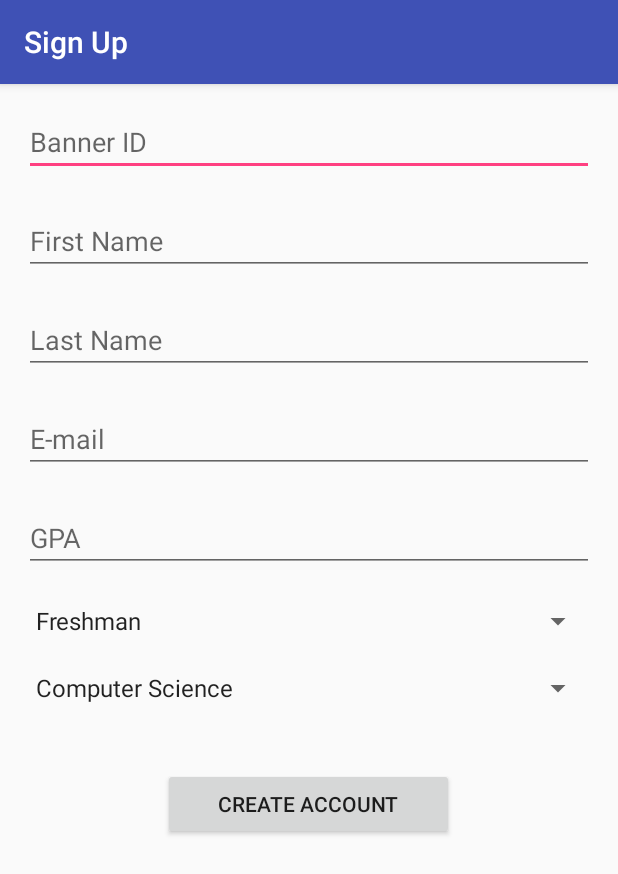
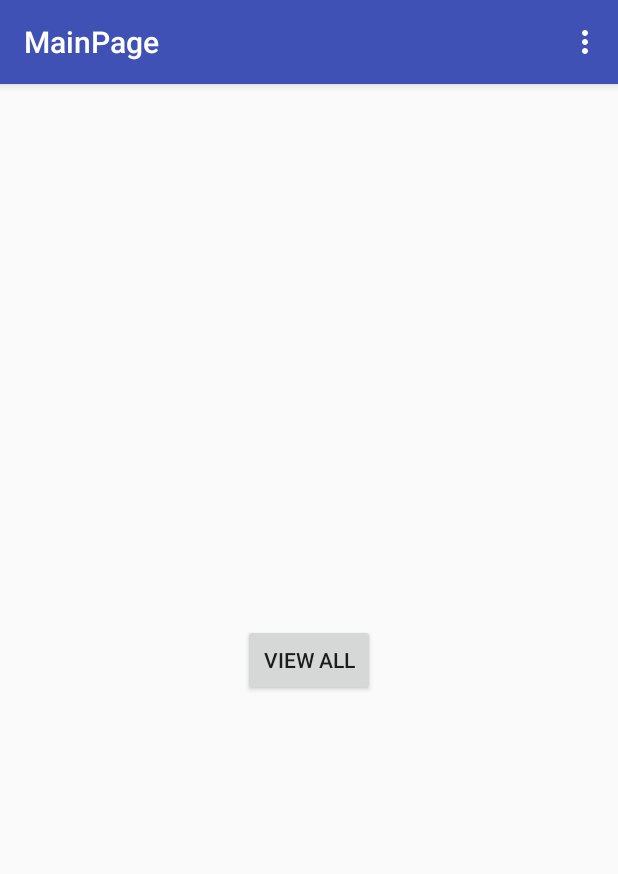
Before and after one commit to mapage2/aggiesoop, an Android app: the SignupActivity screen opened directly, with no data from a screen before it, after a tap on "CREATE ACCOUNT", on a phone screen of 412 x 824 dp. Shown: the top 874 px of the screen. Run offline under Robolectric (Android 15) with nearby library versions, the phone set to English and light mode, and no system bars; 2 statements that could not run were skipped.

Commit message:
1. Added student landing page 2. Further complete work in the DatabaseHelper class

```diff
--- a/app/src/main/java/com/example/amasio/testapplication/DatabaseController.java
+++ b/app/src/main/java/com/example/amasio/testapplication/DatabaseController.java
@@ -2,6 +2,7 @@ package com.example.amasio.testapplication;
 
 import android.content.ContentValues;
 import android.content.Context;
+import android.database.Cursor;
 import android.database.sqlite.SQLiteDatabase;
 import android.database.sqlite.SQLiteOpenHelper;
 
@@ -17,9 +18,10 @@ public class DatabaseController extends SQLiteOpenHelper {
     public static final String COL_3 = "FIRST_NAME";
     public static final String COL_4 = "LAST_NAME";
     public static final String COL_5 = "EMAIL";
-    public static final String COL_6 = "GPA";
-    public static final String COL_7 = "CLASSIFICATION";
-    public static final String COL_8 = "MAJOR";
+    public static final String COL_6 = "PASSWORD";
+    public static final String COL_7 = "GPA";
+    public static final String COL_8 = "CLASSIFICATION";
+    public static final String COL_9 = "MAJOR";
 
     public DatabaseController(Context context) {
         super(context, DATABASE_NAME, null, 1);
@@ -29,7 +31,7 @@ public class DatabaseController extends SQLiteOpenHelper {
     @Override
     public void onCreate(SQLiteDatabase db) {
         db.execSQL("CREATE TABLE " + TABLE_NAME + "(ID INTEGER PRIMARY KEY AUTOINCREMENT, BANNER_ID INTEGER, " +
-                "FIRST_NAME TEXT, LAST_NAME TEXT, EMAIL TEXT, GPA DOUBLE, CLASSIFICATION TEXT, MAJOR TEXT);");
+                "FIRST_NAME TEXT, LAST_NAME TEXT, EMAIL TEXT, PASSWORD TEXT, GPA DOUBLE, CLASSIFICATION TEXT, MAJOR TEXT);");
 
     }
 
@@ -42,16 +44,17 @@ public class DatabaseController extends SQLiteOpenHelper {
     }
 
     public boolean insertStudent(int bannerId, String firstName, String lastName, String email,
-                                 double gpa, String classification, String major){
+                                 String password, double gpa, String classification, String major){
 
         ContentValues cv = new ContentValues();
         cv.put(COL_2, bannerId);
         cv.put(COL_3, firstName);
         cv.put(COL_4, lastName);
         cv.put(COL_5, email);
-        cv.put(COL_6, gpa);
-        cv.put(COL_7, classification);
-        cv.put(COL_8, major);
+        cv.put(COL_6, password);
+        cv.put(COL_7, gpa);
+        cv.put(COL_8, classification);
+        cv.put(COL_9, major);
         SQLiteDatabase db = this.getWritableDatabase();
         long result = db.insert(TABLE_NAME, null, cv);
         db.close();
@@ -63,4 +66,19 @@ public class DatabaseController extends SQLiteOpenHelper {
         }
 
     }
+
+    public Cursor getAllData(){
+        SQLiteDatabase db = this.getWritableDatabase();
+        Cursor res = db.rawQuery("select * from " + TABLE_NAME, null);
+        return res;
+    }
+
+    public Cursor login(String email, String password){
+        SQLiteDatabase db = this.getWritableDatabase();
+        Cursor res = db.rawQuery("SELECT EMAIL, PASSWORD FROM "+TABLE_NAME+" WHERE EMAIL="+email+
+                " AND PASSWORD= "+password, null);
+        return res;
+    }
+
+
 }
--- /dev/null
+++ b/app/src/main/java/com/example/amasio/testapplication/MainPageActivity.java
@@ -0,0 +1,81 @@
+package com.example.amasio.testapplication;
+
+import android.app.AlertDialog;
+import android.content.Intent;
+import android.database.Cursor;
+import android.os.Bundle;
+import android.support.design.widget.FloatingActionButton;
+import android.support.design.widget.Snackbar;
+import android.support.v7.app.AppCompatActivity;
+import android.support.v7.widget.Toolbar;
+import android.view.Menu;
+import android.view.MenuItem;
+import android.view.View;
+
+public class MainPageActivity extends AppCompatActivity {
+
+    DatabaseController studentDb;
+    @Override
+    protected void onCreate(Bundle savedInstanceState) {
+        super.onCreate(savedInstanceState);
+        setContentView(R.layout.activity_main_page);
+        Toolbar toolbar = (Toolbar) findViewById(R.id.toolbar);
+        setSupportActionBar(toolbar);
+
+        studentDb = new DatabaseController(this);
+
+    }
+
+    @Override
+    public boolean onCreateOptionsMenu(Menu menu) {
+        // Inflate the menu; this adds items to the action bar if it is present.
+        getMenuInflater().inflate(R.menu.mainpage_menu, menu);
+        return true;
+    }
+
+    @Override
+    public boolean onOptionsItemSelected(MenuItem item) {
+        // Handle action bar item clicks here. The action bar will
+        // automatically handle clicks on the Home/Up button, so long
+        // as you specify a parent activity in AndroidManifest.xml.
+        int id = item.getItemId();
+
+        //noinspection SimplifiableIfStatement
+        if (id == R.id.action_settings) {
+            return true;
+        }
+        if(id == R.id.action_profile){
+            Intent intent = new Intent("");
+        }
+
+        return super.onOptionsItemSelected(item);
+    }
+
+    public void onViewClicked(View v){
+        Cursor res = studentDb.getAllData();
+        if(res.getCount() == 0){
+            showMessage("ERROR", "NOTHING FOUND!");
+            return;
+        }
+        StringBuffer buffer = new StringBuffer();
+        while(res.moveToNext()){
+            buffer.append("ID: "+res.getString(0)+ "\n");
+            buffer.append("BANNER ID: "+res.getString(1)+ "\n");
+            buffer.append("NAME: "+res.getString(2)+" "+ res.getString(3)+"\n");
+            buffer.append("E-MAIL: "+res.getString(4)+ "\n");
+            buffer.append("GPA: "+res.getString(6)+ "\n");
+            buffer.append("CLASSIFICATION: "+res.getString(7)+ "\n");
+            buffer.append("MAJOR: "+res.getString(8)+ "\n\n");
+        }
+        showMessage("Data", buffer.toString());
+    }
+
+    public void showMessage(String title, String message){
+        AlertDialog.Builder builder = new AlertDialog.Builder(this);
+        builder.setCancelable(true);
+        builder.setTitle(title);
+        builder.setMessage(message);
+        builder.show();
+    }
+
+}
--- a/app/src/main/java/com/example/amasio/testapplication/SignupActivity.java
+++ b/app/src/main/java/com/example/amasio/testapplication/SignupActivity.java
@@ -2,6 +2,7 @@ package com.example.amasio.testapplication;
 
 import android.app.AlertDialog;
 import android.content.DialogInterface;
+import android.content.Intent;
 import android.os.Bundle;
 import android.support.design.widget.FloatingActionButton;
 import android.support.design.widget.Snackbar;
@@ -22,6 +23,7 @@ public class SignupActivity extends AppCompatActivity {
     EditText firstNameText;
     EditText lastNameText;
     EditText emailText;
+    EditText passwordText;
     EditText gpaText;
     Spinner classificationSpinner;
     Spinner majorSpinner;
@@ -38,6 +40,7 @@ public class SignupActivity extends AppCompatActivity {
         firstNameText = (EditText) findViewById(R.id.firstName);
         lastNameText = (EditText) findViewById(R.id.lastName);
         emailText = (EditText) findViewById(R.id.email);
+        passwordText = (EditText) findViewById(R.id.password);
         gpaText = (EditText) findViewById(R.id.gpa);
         classificationSpinner = (Spinner) findViewById(R.id.classification);
         majorSpinner = (Spinner) findViewById(R.id.major);
@@ -72,10 +75,13 @@ public class SignupActivity extends AppCompatActivity {
 
         studentDb = new DatabaseController(this);
         boolean inserted = studentDb.insertStudent(banner, firstNameText.getText().toString(),
-                lastNameText.getText().toString(), emailText.getText().toString(), gpa, classValue, majorValue);
+                lastNameText.getText().toString(), emailText.getText().toString(),
+                passwordText.getText().toString(), gpa, classValue, majorValue);
 
         if(inserted){
             Toast.makeText(SignupActivity.this, "Data Inserted", Toast.LENGTH_LONG ).show();
+            Intent intent  = new Intent("com.example.amasio.testapplication.MainPageActivity");
+            startActivity(intent);
         }else {
             Toast.makeText(SignupActivity.this, "Data not Inserted", Toast.LENGTH_LONG).show();
         }
--- /dev/null
+++ b/app/src/main/res/layout/activity_main_page.xml
@@ -0,0 +1,20 @@
+<?xml version="1.0" encoding="utf-8"?>
+<android.support.design.widget.CoordinatorLayout
+    xmlns:android="http://schemas.android.com/apk/res/android"
+    xmlns:app="http://schemas.android.com/apk/res-auto"
+    xmlns:tools="http://schemas.android.com/tools" android:layout_width="match_parent"
+    android:layout_height="match_parent" android:fitsSystemWindows="true"
+    tools:context="com.example.amasio.testapplication.MainPageActivity">
+
+    <android.support.design.widget.AppBarLayout android:layout_height="wrap_content"
+        android:layout_width="match_parent" android:theme="@style/AppTheme.AppBarOverlay">
+
+        <android.support.v7.widget.Toolbar android:id="@+id/toolbar"
+            android:layout_width="match_parent" android:layout_height="?attr/actionBarSize"
+            android:background="?attr/colorPrimary" app:popupTheme="@style/AppTheme.PopupOverlay" />
+
+    </android.support.design.widget.AppBarLayout>
+
+    <include layout="@layout/content_main_page" />
+
+</android.support.design.widget.CoordinatorLayout>
--- /dev/null
+++ b/app/src/main/res/layout/content_main_page.xml
@@ -0,0 +1,21 @@
+<?xml version="1.0" encoding="utf-8"?>
+<RelativeLayout xmlns:android="http://schemas.android.com/apk/res/android"
+    xmlns:tools="http://schemas.android.com/tools"
+    xmlns:app="http://schemas.android.com/apk/res-auto" android:layout_width="match_parent"
+    android:layout_height="match_parent" android:paddingLeft="@dimen/activity_horizontal_margin"
+    android:paddingRight="@dimen/activity_horizontal_margin"
+    android:paddingTop="@dimen/activity_vertical_margin"
+    android:paddingBottom="@dimen/activity_vertical_margin"
+    app:layout_behavior="@string/appbar_scrolling_view_behavior"
+    tools:showIn="@layout/activity_main_page"
+    tools:context="com.example.amasio.testapplication.MainPageActivity">
+
+    <Button
+        android:layout_width="wrap_content"
+        android:layout_height="wrap_content"
+        android:text="View All"
+        android:id="@+id/viewButton"
+        android:layout_centerVertical="true"
+        android:layout_centerHorizontal="true"
+        android:onClick="onViewClicked" />
+</RelativeLayout>
--- /dev/null
+++ b/app/src/main/res/menu/mainpage_menu.xml
@@ -0,0 +1,8 @@
+<?xml version="1.0" encoding="utf-8"?>
+<menu xmlns:android="http://schemas.android.com/apk/res/android"
+    xmlns:app="http://schemas.android.com/apk/res-auto">
+    <item android:id="@+id/action_profile" android:title="@string/action_profile"
+        android:orderInCategory="100" app:showAsAction="never" />
+    <item android:id="@+id/action_settings" android:title="@string/action_settings"
+        android:orderInCategory="200" app:showAsAction="never" />
+</menu>
--- a/app/src/main/res/values/strings.xml
+++ b/app/src/main/res/values/strings.xml
@@ -1,6 +1,7 @@
 <resources>
     <string name="app_name">TestApplication</string>
     <string name="action_settings">Settings</string>
+    <string name="action_profile">Profile</string>
     <string name="title_activity_login">Sign in</string>
 
     <string-array name="college_majors">
@@ -47,4 +48,6 @@
     <string name="student_class">Classification:</string>
     <string name="student_gpa">GPA:</string>
     <string name="student_college">College:</string>
+    <string name="title_activity_main_page">MainPage</string>
+    <string name="title_activity_student_login">StudentLoginActivity</string>
 </resources>
```
Also changed, not shown: app/src/main/AndroidManifest.xml (+12 -2 lines), app/src/main/java/com/example/amasio/testapplication/StudentLoginActivity.java (added, +72 -0 lines), app/src/main/res/layout/activity_student_login.xml (added, +20 -0 lines), app/src/main/res/layout/content_signup.xml (+16 -0 lines), app/src/main/res/layout/content_student_login.xml (added, +76 -0 lines), 2 other files.
